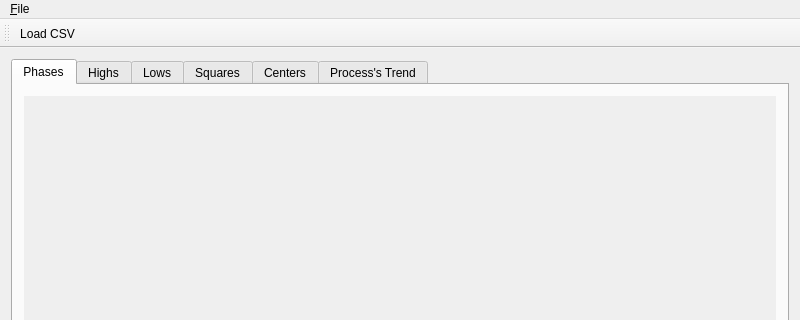
Qt form mainwindow.ui (39dotyt/phase-analysis) before a commit; both pictures show x 0 to 800 and y 0 to 320 of the 800 by 600 pixel window.
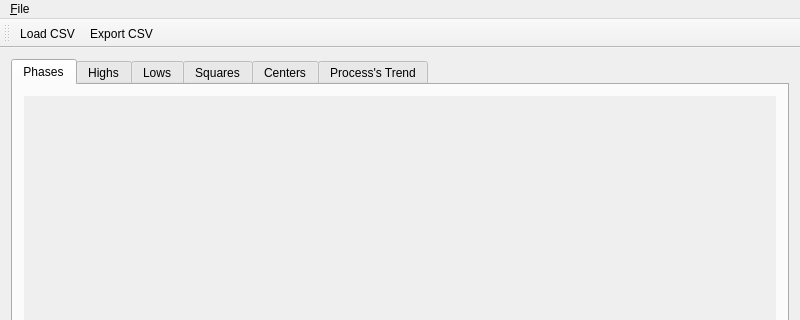
The same form after that commit.

Commit message: added results export feature

What changed in the file:
```diff
--- a/mainwindow.ui
+++ b/mainwindow.ui
@@ -123,12 +123,18 @@
     <bool>false</bool>
    </attribute>
    <addaction name="actionLoadCsv"/>
+   <addaction name="actionExportCsv"/>
   </widget>
   <action name="actionLoadCsv">
    <property name="text">
     <string>&amp;Load CSV</string>
    </property>
   </action>
+  <action name="actionExportCsv">
+   <property name="text">
+    <string>&amp;Export CSV</string>
+   </property>
+  </action>
  </widget>
  <layoutdefault spacing="6" margin="11"/>
  <resources/>
```
Left out of the diff: 1 changed line with no effect on the pictures. The commit also changes 5 other files.
